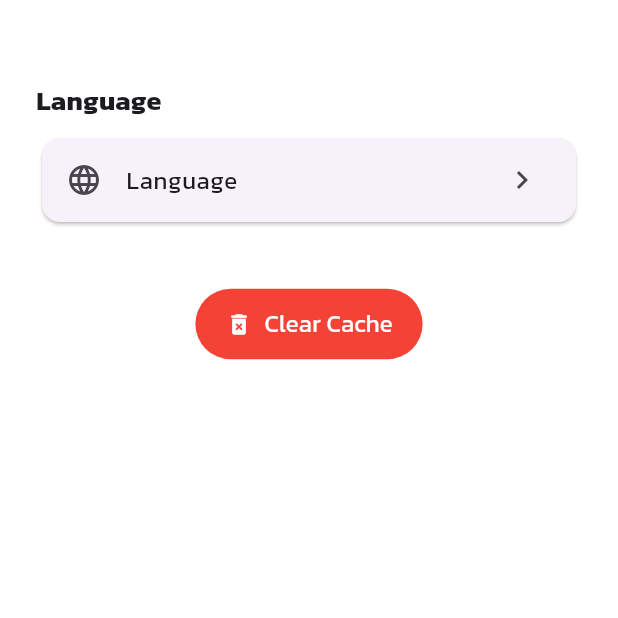
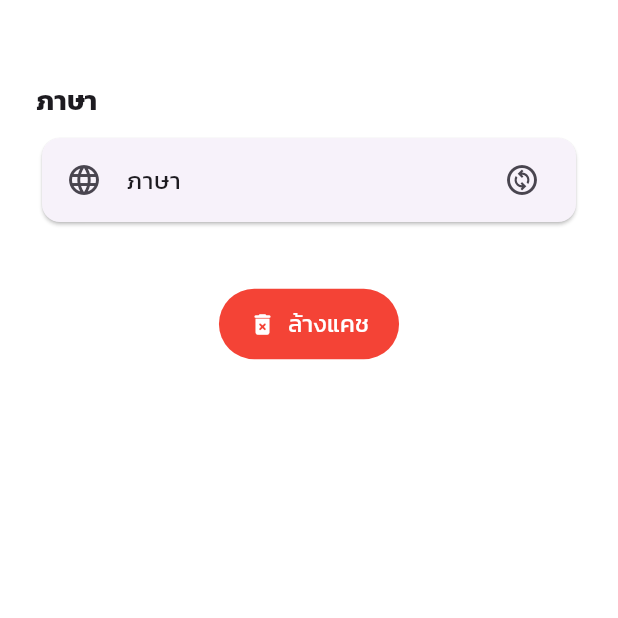
Before and after one commit to PhatnthiS/reward_campaigns, a Flutter app: the SettingsScreen screen opened directly, after a tap on "Language", on a phone screen of 412 x 824 dp, the top half of it. Run offline on Flutter 3.47's test engine with Material 3 defaults, Android fonts, the phone set to English and light mode, and no system bars; our stand-ins replace flutter_bloc, freezed_annotation, get_it, go_router, share_plus, shared_preferences; accounts and stored records are empty.

Commit message:
Handle Change Language

```diff
--- a/lib/features/settings/bloc/settings_bloc.dart
+++ b/lib/features/settings/bloc/settings_bloc.dart
@@ -29,7 +29,7 @@ class SettingsBloc extends Bloc<SettingsEvent, SettingsState> {
     });
 
     on<SwitchLanguageEvent>((event, emit) async {
-      await languageUseCase.setLanguage(event.lang);
+      await languageUseCase.setLanguage(Language.fromCode(event.lang));
     });
 
     on<ClearCacheEvent>((event, emit) async {
--- a/lib/features/settings/bloc/settings_event.dart
+++ b/lib/features/settings/bloc/settings_event.dart
@@ -3,7 +3,7 @@ part of 'settings_bloc.dart';
 abstract class SettingsEvent {}
 
 class SwitchLanguageEvent extends SettingsEvent {
-  final Language lang;
+  final String lang;
 
   SwitchLanguageEvent(this.lang);
 }
--- a/lib/features/settings/presentation/settings_screens.dart
+++ b/lib/features/settings/presentation/settings_screens.dart
@@ -112,8 +112,20 @@ class _SettingsScreenState extends State<SettingsScreen> {
                         ListTile(
                           leading: Icon(Icons.language),
                           title: Text(context.loc.language),
-                          trailing: Icon(Icons.chevron_right),
-                          onTap: () async {},
+                          trailing: Icon(Icons.change_circle_outlined),
+                          onTap: () async {
+                            final langCode = Localizations.localeOf(
+                              context,
+                            ).languageCode;
+                            final newLangCode = langCode == Language.EN.code
+                                ? Language.TH.code
+                                : Language.EN.code;
+                            context.read<SettingsBloc>().add(
+                              SwitchLanguageEvent(newLangCode),
+                            );
+
+                            context.provider.setLocale(Locale(newLangCode));
+                          },
                         ),
                       ],
                     ),
```
Also changed, not shown: lib/features/welcome/presentation/welcome_screen.dart (+32 -0 lines).
